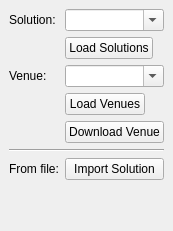
Before: the Qt Designer form mi_companion/gui/split_widgets/import_dock_widget.ui in MapsPeople/mi_companion, drawn with Qt 5.
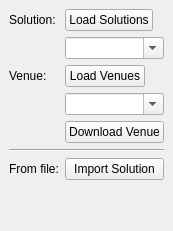
After: the same form once the commit is applied.

Diff of the .ui file:
```diff
--- a/mi_companion/gui/split_widgets/import_dock_widget.ui
+++ b/mi_companion/gui/split_widgets/import_dock_widget.ui
@@ -44,19 +44,6 @@
      </widget>
     </item>
     <item row="0" column="1">
-     <widget class="QComboBox" name="solution_combo_box">
-      <property name="sizePolicy">
-       <sizepolicy hsizetype="MinimumExpanding" vsizetype="Fixed">
-        <horstretch>0</horstretch>
-        <verstretch>0</verstretch>
-       </sizepolicy>
-      </property>
-      <property name="editable">
-       <bool>true</bool>
-      </property>
-     </widget>
-    </item>
-    <item row="1" column="1">
      <widget class="QPushButton" name="solution_reload_button">
       <property name="sizePolicy">
        <sizepolicy hsizetype="Maximum" vsizetype="Fixed">
@@ -69,6 +56,19 @@
       </property>
      </widget>
     </item>
+                <item row="1" column="1">
+                    <widget class="QComboBox" name="solution_combo_box">
+                        <property name="sizePolicy">
+                            <sizepolicy hsizetype="MinimumExpanding" vsizetype="Fixed">
+                                <horstretch>0</horstretch>
+                                <verstretch>0</verstretch>
+                            </sizepolicy>
+                        </property>
+                        <property name="editable">
+                            <bool>true</bool>
+                        </property>
+                    </widget>
+                </item>
     <item row="2" column="0">
      <widget class="QLabel" name="label_2">
       <property name="sizePolicy">
@@ -83,19 +83,6 @@
      </widget>
     </item>
     <item row="2" column="1">
-     <widget class="QComboBox" name="venue_combo_box">
-      <property name="sizePolicy">
-       <sizepolicy hsizetype="MinimumExpanding" vsizetype="Fixed">
-        <horstretch>0</horstretch>
-        <verstretch>0</verstretch>
-       </sizepolicy>
-      </property>
-      <property name="editable">
-       <bool>true</bool>
-      </property>
-     </widget>
-    </item>
-    <item row="3" column="1">
      <widget class="QPushButton" name="venue_reload_button">
       <property name="sizePolicy">
        <sizepolicy hsizetype="Maximum" vsizetype="Fixed">
@@ -108,6 +95,20 @@
       </property>
      </widget>
     </item>
+                <item row="3" column="1">
+                    <widget class="QComboBox" name="venue_combo_box">
+                        <property name="sizePolicy">
+                            <sizepolicy hsizetype="MinimumExpanding" vsizetype="Fixed">
+                                <horstretch>0</horstretch>
+                                <verstretch>0</verstretch>
+                            </sizepolicy>
+                        </property>
+                        <property name="editable">
+                            <bool>true</bool>
+                        </property>
+                    </widget>
+                </item>
+
     <item row="4" column="1">
      <widget class="QPushButton" name="sync_button">
       <property name="sizePolicy">
```
Lines whose indentation alone changed are shown as unchanged.
